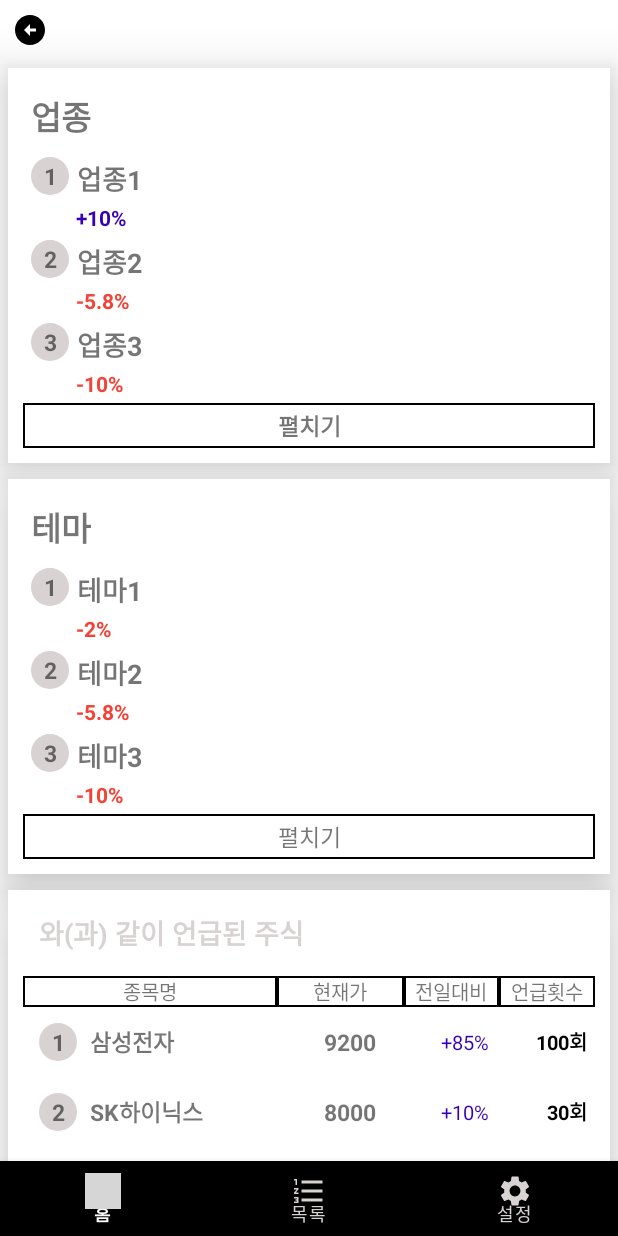
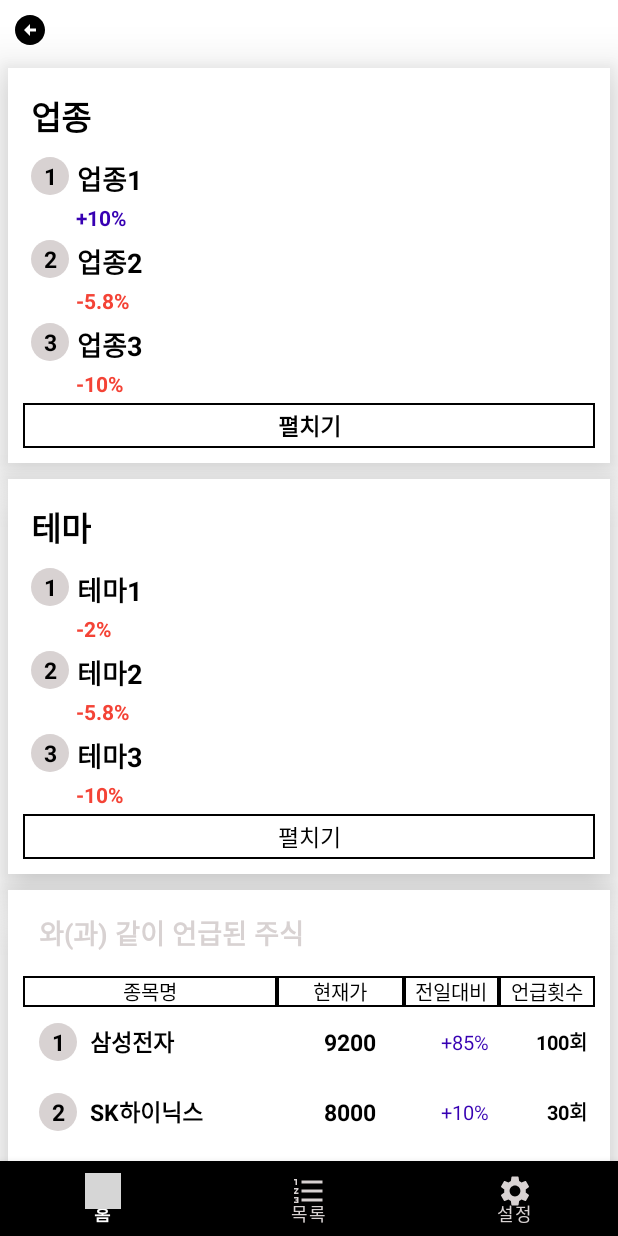
Before and after one commit to kookmin-sw/capstone-2023-27, an Android app: the screen it shows after launch (MainActivity), after a tap on an icon or button, on a phone screen of 412 x 824 dp. Run offline under Robolectric (Android 15) with nearby library versions, the phone set to English and light mode, and no system bars; grey boxes are pictures that could not be loaded.

Commit message:
글씨색 추가

```diff
--- a/app/src/main/res/layout/category_detail_list_view.xml
+++ b/app/src/main/res/layout/category_detail_list_view.xml
@@ -10,6 +10,7 @@
         android:layout_weight="5"
         android:gravity="left"
         android:padding="10dp"
+        android:textColor="@color/black"
         android:textSize="15sp"
         android:id="@+id/category_detail_name"
         android:text="오브젠"
@@ -21,6 +22,7 @@
         android:layout_weight="2"
         android:gravity="right"
         android:padding="10dp"
+        android:textColor="@color/black"
         android:id="@+id/category_current_value"
         android:textSize="15sp"
         android:text="9,200"
--- a/app/src/main/res/layout/categorylist_view.xml
+++ b/app/src/main/res/layout/categorylist_view.xml
@@ -9,6 +9,7 @@
         android:layout_width = "wrap_content"
         android:layout_height = "wrap_content"
         android:text="업종업종"
+        android:textColor="@color/black"
         android:layout_margin="15dp"
         app:layout_constraintLeft_toLeftOf="parent"
         app:layout_constraintBottom_toBottomOf="parent"
--- a/app/src/main/res/layout/fragment_key_word.xml
+++ b/app/src/main/res/layout/fragment_key_word.xml
@@ -31,6 +31,7 @@
                 android:layout_width="wrap_content"
                 android:layout_height="match_parent"
                 android:layout_margin="5dp"
+                android:textColor="@color/black"
                 android:gravity="center"
                 android:text="키워드"
                 android:textSize="8pt"
@@ -53,6 +54,7 @@
                 android:layout_margin="5dp"
                 android:gravity="center"
                 android:text="업종"
+                android:textColor="@color/black"
                 android:textSize="10pt"
                 android:textStyle="bold" />
 
@@ -71,6 +73,7 @@
                 android:gravity="center"
                 android:padding="3dp"
                 android:textStyle="bold"
+                android:textColor="@color/black"
                 android:text="펼치기"
                 android:textSize="7pt" />
 
@@ -83,6 +86,7 @@
                 android:padding="2dp"
                 android:text="접기"
                 android:textStyle="bold"
+                android:textColor="@color/black"
                 android:textSize="7pt"
                 android:visibility="gone" />
 
@@ -103,6 +107,7 @@
                 android:layout_margin="5dp"
                 android:gravity="center"
                 android:text="테마"
+                android:textColor="@color/black"
                 android:textSize="10pt"
                 android:textStyle="bold" />
 
@@ -120,6 +125,7 @@
                 android:background="@drawable/stroke_background"
                 android:gravity="center"
                 android:padding="3dp"
+                android:textColor="@color/black"
                 android:text="펼치기"
                 android:textSize="7pt" />
 
@@ -132,6 +138,7 @@
                 android:padding="2dp"
                 android:text="접기"
                 android:textStyle="bold"
+                android:textColor="@color/black"
                 android:textSize="7pt"
                 android:visibility="gone" />
 
@@ -159,6 +166,7 @@
                     android:gravity="center"
                     android:text="키워드"
                     android:textSize="8pt"
+                    android:textColor="@color/black"
                     android:textStyle="bold" />
                 <TextView
 
@@ -169,6 +177,7 @@
                     android:text="와(과) 같이 언급된 주식"
                     android:textSize="8pt"
                     android:textColor="@color/gray"
+
                     android:textStyle="bold" />
             </LinearLayout>
 
@@ -181,6 +190,7 @@
                     android:layout_height="wrap_content"
                     android:text="종목명"
                     android:textSize="6pt"
+                    android:textColor="@color/black"
                     android:gravity="center"
                     android:background="@drawable/stroke_background"
                     android:layout_weight="4" />
@@ -189,6 +199,7 @@
                     android:layout_height="wrap_content"
                     android:text="현재가"
                     android:gravity="center"
+                    android:textColor="@color/black"
                     android:textSize="6pt"
                     android:background="@drawable/stroke_background"
                     android:layout_weight="2"/>
@@ -200,6 +211,7 @@
                     android:background="@drawable/stroke_background"
                     android:gravity="center"
                     android:textSize="6pt"
+                    android:textColor="@color/black"
                     android:layout_weight="1.5"/>
                 <TextView
                     android:layout_width="0dp"
@@ -207,6 +219,7 @@
                     android:text="언급횟수"
                     android:background="@drawable/stroke_background"
                     android:gravity="center"
+                    android:textColor="@color/black"
                     android:textSize="6pt"
                     android:layout_weight="1.5"/>
             </LinearLayout>
@@ -226,7 +239,7 @@
                 android:background="@drawable/stroke_background"
                 android:gravity="center"
                 android:padding="3dp"
-
+                android:textColor="@color/black"
                 android:text="펼치기"
                 android:textSize="7pt" />
 
@@ -238,6 +251,7 @@
                 android:gravity="center"
                 android:padding="2dp"
                 android:text="접기"
+                android:textColor="@color/black"
                 android:textSize="7pt"
                 android:visibility="gone" />
 
@@ -261,6 +275,7 @@
                     android:layout_height="match_parent"
                     android:layout_margin="5dp"
                     android:gravity="center"
+                    android:textColor="@color/black"
                     android:text="키워드"
                     android:textSize="8pt"
                     android:textStyle="bold" />
@@ -271,6 +286,7 @@
                     android:gravity="center"
                     android:text="가 포함된 뉴스"
                     android:textSize="8pt"
+                    android:textColor="@color/black"
                     android:textStyle="bold" />
             </LinearLayout>
 
@@ -289,6 +305,7 @@
                 android:background="@drawable/stroke_background"
                 android:gravity="center"
                 android:padding="3dp"
+                android:textColor="@color/black"
                 android:text="펼치기"
                 android:textSize="7pt" />
 
@@ -299,6 +316,7 @@
                 android:background="@drawable/stroke_background"
                 android:gravity="center"
                 android:padding="2dp"
+                android:textColor="@color/black"
                 android:text="접기"
                 android:textSize="7pt"
                 android:visibility="gone" />
--- a/app/src/main/res/layout/item_view.xml
+++ b/app/src/main/res/layout/item_view.xml
@@ -22,6 +22,7 @@
             android:background="@drawable/rounded_corner"
             android:gravity="center"
             android:text="1"
+            android:textColor="@color/black"
             android:textAlignment="center"
             android:textSize="15sp"
             android:textStyle="bold" />
@@ -31,6 +32,7 @@
             android:layout_width="wrap_content"
             android:layout_height="wrap_content"
             android:text="출판"
+            android:textColor="@color/black"
             android:textSize="8pt"
             android:textStyle="bold"
             android:layout_gravity="center"
--- a/app/src/main/res/layout/news_view.xml
+++ b/app/src/main/res/layout/news_view.xml
@@ -10,6 +10,7 @@
         android:textStyle="bold"
         android:layout_height="wrap_content"
         android:padding="5dp"
+        android:textColor="@color/black"
         android:text= "금리인상 중단 기대감…환율, 1230원 하향이탈 주목..."
         android:textSize="13sp"
         />
--- a/app/src/main/res/layout/related_stock_item_view.xml
+++ b/app/src/main/res/layout/related_stock_item_view.xml
@@ -16,6 +16,7 @@
         android:background="@drawable/rounded_corner"
         android:gravity="center"
         android:text="1"
+        android:textColor="@color/black"
         android:textAlignment="center"
         android:textSize="15sp"
         android:textStyle="bold" />
@@ -28,6 +29,7 @@
         android:gravity="left|center_vertical"
         android:layout_marginStart="3dp"
         android:text="출판"
+        android:textColor="@color/black"
         android:textStyle="bold"
 
         android:textSize="15sp" />
@@ -39,6 +41,7 @@
         android:gravity="center"
         android:layout_marginStart="3dp"
         android:text="9200"
+        android:textColor="@color/black"
         android:textStyle="bold"
 
         android:textSize="15sp" />
--- a/app/src/main/res/layout/theme_detail_list_view.xml
+++ b/app/src/main/res/layout/theme_detail_list_view.xml
@@ -11,6 +11,7 @@
         android:gravity="left"
         android:textStyle="bold"
         android:padding="10dp"
+        android:textColor="@color/black"
         android:textSize="15sp"
         android:id="@+id/theme_detail_name"
         android:text="코난 테크놀로지"
@@ -25,6 +26,7 @@
         android:padding="10dp"
         android:id="@+id/theme_current_value"
         android:textSize="15sp"
+        android:textColor="@color/black"
         android:text="20,300"
        />
 
--- a/app/src/main/res/layout/themelist_view.xml
+++ b/app/src/main/res/layout/themelist_view.xml
@@ -11,6 +11,7 @@
         android:text="테마테마"
         android:textStyle="bold"
         android:layout_margin="15dp"
+        android:textColor="@color/black"
         app:layout_constraintLeft_toLeftOf="parent"
         app:layout_constraintBottom_toBottomOf="parent"
         app:layout_constraintTop_toTopOf="parent"/>
```
Also changed, not shown: app/src/main/res/layout/fragment_category_detail.xml (+7 -0 lines), app/src/main/res/layout/fragment_home.xml (+7 -0 lines), app/src/main/res/layout/fragment_list.xml (+6 -1 lines), app/src/main/res/layout/fragment_stock.xml (+9 -1 lines), app/src/main/res/layout/fragment_theme_detail.xml (+9 -0 lines).
